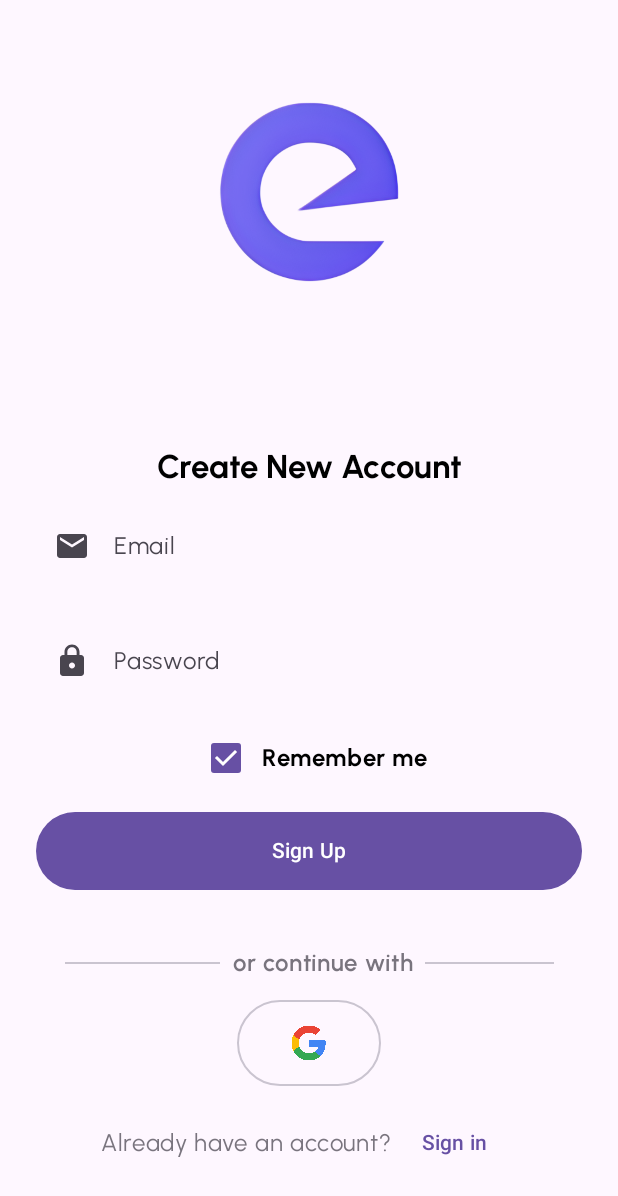
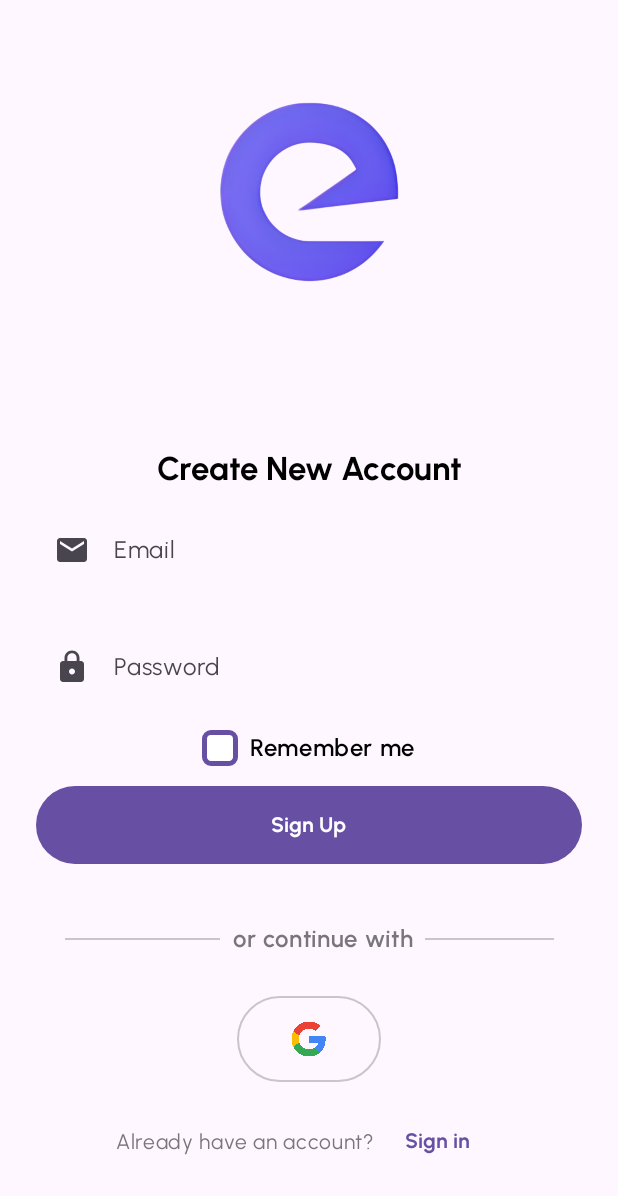
Before and after one commit to abulnes16/truckers-app, an Android app built with Jetpack Compose: the SignUpScreen screen opened through its navigation route, on a phone screen of 412 x 824 dp. Shown: the top 1196 px of the screen. Run offline under Robolectric (Android 15) with nearby library versions, the light colour scheme and no system bars; 3 statements that could not run were skipped.

Commit message:
Layout SignIn.kt and create Checkbox.kt component

```diff
--- a/app/src/main/java/com/abulnes/trucker_app/ui/components/atoms/Button.kt
+++ b/app/src/main/java/com/abulnes/trucker_app/ui/components/atoms/Button.kt
@@ -15,10 +15,12 @@ import androidx.compose.runtime.Composable
 import androidx.compose.ui.Alignment
 import androidx.compose.ui.Modifier
 import androidx.compose.ui.res.stringResource
+import androidx.compose.ui.text.font.FontWeight
 import androidx.compose.ui.tooling.preview.Preview
 import androidx.compose.ui.unit.dp
 import com.abulnes.trucker_app.R
 import com.abulnes.trucker_app.ui.theme.TruckerAppTheme
+import com.abulnes.trucker_app.ui.theme.urbanistFontFamily
 
 enum class ButtonTypes {
     PRIMARY, OUTLINE, SECONDARY, PRIMARY_TEXT
@@ -34,7 +36,9 @@ fun ButtonContent(
     if (text != null) {
         Text(
             text = stringResource(id = text),
-            modifier = contentModifier
+            modifier = contentModifier,
+            fontFamily = urbanistFontFamily,
+            fontWeight = FontWeight.Bold
         )
     }
 
--- /dev/null
+++ b/app/src/main/java/com/abulnes/trucker_app/ui/components/atoms/Checkbox.kt
@@ -0,0 +1,102 @@
+package com.abulnes.trucker_app.ui.components.atoms
+
+import androidx.annotation.StringRes
+import androidx.compose.foundation.BorderStroke
+import androidx.compose.foundation.background
+import androidx.compose.foundation.clickable
+import androidx.compose.foundation.layout.Box
+import androidx.compose.foundation.layout.Row
+import androidx.compose.foundation.layout.padding
+import androidx.compose.foundation.layout.size
+import androidx.compose.foundation.shape.RoundedCornerShape
+import androidx.compose.material.icons.Icons
+import androidx.compose.material.icons.filled.Check
+import androidx.compose.material3.Card
+import androidx.compose.material3.CardDefaults
+import androidx.compose.material3.Icon
+import androidx.compose.material3.MaterialTheme
+import androidx.compose.material3.Text
+import androidx.compose.runtime.Composable
+import androidx.compose.runtime.getValue
+import androidx.compose.runtime.mutableStateOf
+import androidx.compose.runtime.remember
+import androidx.compose.runtime.setValue
+import androidx.compose.ui.Alignment
+import androidx.compose.ui.Modifier
+import androidx.compose.ui.graphics.Color
+import androidx.compose.ui.res.stringResource
+import androidx.compose.ui.text.font.FontWeight
+import androidx.compose.ui.tooling.preview.Preview
+import androidx.compose.ui.unit.dp
+import com.abulnes.trucker_app.R
+import com.abulnes.trucker_app.ui.theme.TruckerAppTheme
+
+@Composable
+fun AppCheckbox(
+    onChecked: (Boolean) -> Unit,
+    modifier: Modifier = Modifier,
+    initialCheckedValue: Boolean? = null,
+    @StringRes text: Int? = null,
+    textFontWeight: FontWeight? = FontWeight.Normal
+) {
+    var isChecked by remember {
+        mutableStateOf(initialCheckedValue ?: false)
+    }
+
+    Row(modifier = modifier, verticalAlignment = Alignment.CenterVertically) {
+        Card(
+            modifier = Modifier
+                .background(Color.Transparent),
+            elevation = CardDefaults.cardElevation(defaultElevation = 0.dp),
+            shape = RoundedCornerShape(6.dp),
+            border = BorderStroke(width = 3.dp, color = MaterialTheme.colorScheme.primary)
+        ) {
+            Box(
+                modifier = Modifier
+                    .size(24.dp)
+                    .background(if (isChecked) MaterialTheme.colorScheme.primary else Color.White)
+                    .clickable {
+                        isChecked = !isChecked
+                        onChecked(isChecked)
+                    },
+                contentAlignment = Alignment.Center
+            ) {
+                if (isChecked) {
+                    Icon(
+                        imageVector = Icons.Default.Check,
+                        contentDescription = null,
+                        tint = Color.White,
+                        modifier = Modifier.size(15.dp)
+                    )
+                }
+            }
+
+
+        }
+        if (text != null) {
+            Text(
+                text = stringResource(id = text),
+                modifier = Modifier.padding(start = 8.dp),
+                fontWeight = textFontWeight
+            )
+        }
+
+    }
+}
+
+
+@Preview(showBackground = true)
+@Composable
+fun AppCheckboxPreview() {
+    TruckerAppTheme {
+        AppCheckbox({})
+    }
+}
+
+@Preview(showBackground = true)
+@Composable
+fun AppCheckboxTextPreview() {
+    TruckerAppTheme {
+        AppCheckbox({}, text = R.string.remember_me)
+    }
+}
--- /dev/null
+++ b/app/src/main/java/com/abulnes/trucker_app/ui/components/atoms/Logo.kt
@@ -0,0 +1,32 @@
+package com.abulnes.trucker_app.ui.components.atoms
+
+import androidx.compose.foundation.Image
+import androidx.compose.foundation.layout.Column
+import androidx.compose.foundation.layout.height
+import androidx.compose.foundation.layout.width
+import androidx.compose.runtime.Composable
+import androidx.compose.ui.Modifier
+import androidx.compose.ui.res.painterResource
+import androidx.compose.ui.tooling.preview.Preview
+import androidx.compose.ui.unit.dp
+import com.abulnes.trucker_app.R
+
+@Composable
+fun Logo(modifier: Modifier = Modifier, logoModifier: Modifier = Modifier) {
+    Column(modifier = modifier) {
+        Image(
+            painter = painterResource(id = R.drawable.logo),
+            contentDescription = null,
+            modifier = logoModifier
+                .width(200.dp)
+                .height(200.dp)
+        )
+    }
+
+}
+
+@Preview
+@Composable
+fun LogoPreview() {
+    Logo()
+}
--- a/app/src/main/java/com/abulnes/trucker_app/ui/screens/auth/SignUp.kt
+++ b/app/src/main/java/com/abulnes/trucker_app/ui/screens/auth/SignUp.kt
@@ -1,7 +1,6 @@
 package com.abulnes.trucker_app.ui.screens.auth
 
 import androidx.compose.foundation.Image
-import androidx.compose.foundation.border
 import androidx.compose.foundation.layout.Arrangement
 import androidx.compose.foundation.layout.Column
 import androidx.compose.foundation.layout.Row
@@ -10,49 +9,34 @@ import androidx.compose.foundation.layout.fillMaxWidth
 import androidx.compose.foundation.layout.height
 import androidx.compose.foundation.layout.padding
 import androidx.compose.foundation.layout.width
-import androidx.compose.foundation.shape.RoundedCornerShape
 import androidx.compose.material.icons.Icons
 import androidx.compose.material.icons.filled.Email
 import androidx.compose.material.icons.filled.Lock
-import androidx.compose.material3.Checkbox
-import androidx.compose.material3.ExperimentalMaterial3Api
 import androidx.compose.material3.Icon
 import androidx.compose.material3.MaterialTheme
-import androidx.compose.material3.ShapeDefaults
 import androidx.compose.material3.Text
-import androidx.compose.material3.TextField
-import androidx.compose.material3.TextFieldDefaults
 import androidx.compose.runtime.Composable
 import androidx.compose.ui.Alignment
 import androidx.compose.ui.Modifier
-import androidx.compose.ui.draw.clip
-import androidx.compose.ui.graphics.Color
 import androidx.compose.ui.res.painterResource
 import androidx.compose.ui.res.stringResource
 import androidx.compose.ui.text.font.FontWeight
 import androidx.compose.ui.tooling.preview.Preview
 import androidx.compose.ui.unit.dp
 import com.abulnes.trucker_app.R
+import com.abulnes.trucker_app.ui.components.atoms.AppCheckbox
 import com.abulnes.trucker_app.ui.components.atoms.ButtonTypes
 import com.abulnes.trucker_app.ui.components.atoms.Input
+import com.abulnes.trucker_app.ui.components.atoms.Logo
 import com.abulnes.trucker_app.ui.components.atoms.MainButton
 import com.abulnes.trucker_app.ui.components.atoms.Screen
 import com.abulnes.trucker_app.ui.components.molecules.SpacerText
 import com.abulnes.trucker_app.ui.theme.TruckerAppTheme
-import com.abulnes.trucker_app.ui.theme.input_background_color
 
 @Composable
 fun SignUpScreen(modifier: Modifier = Modifier) {
     Screen(modifier = modifier, arrangement = Arrangement.SpaceAround) {
-        Column {
-            Image(
-                painter = painterResource(id = R.drawable.logo),
-                contentDescription = null,
-                modifier = Modifier
-                    .width(200.dp)
-                    .height(200.dp)
-            )
-        }
+        Logo()
         Column(
             horizontalAlignment = Alignment.CenterHorizontally,
             verticalArrangement = Arrangement.SpaceEvenly,
@@ -84,18 +68,18 @@ fun SignUpScreen(modifier: Modifier = Modifier) {
                 }
             )
 
-            Row(verticalAlignment = Alignment.CenterVertically) {
-                Checkbox(
-                    checked = true,
-                    onCheckedChange = {},
-                )
-                Text(text = stringResource(id = R.string.remember_me), fontWeight = FontWeight.Bold)
-            }
+
+            AppCheckbox(
+                onChecked = {},
+                text = R.string.remember_me,
+                textFontWeight = FontWeight.SemiBold
+            )
+
             MainButton(text = R.string.sign_up, onClick = {})
             SpacerText(
                 text = R.string.or_continue_with,
                 fraction = 0.25f,
-                modifier = Modifier.padding(top = 24.dp)
+                modifier = Modifier.padding(top = 24.dp, bottom = 12.dp)
             )
             Row(verticalAlignment = Alignment.CenterVertically) {
                 MainButton(
@@ -118,13 +102,12 @@ fun SignUpScreen(modifier: Modifier = Modifier) {
             Row(verticalAlignment = Alignment.CenterVertically) {
                 Text(
                     text = stringResource(id = R.string.already_have_account),
-                    color = MaterialTheme.colorScheme.outline
+                    color = MaterialTheme.colorScheme.outline,
+                    style = MaterialTheme.typography.bodyMedium
                 )
                 MainButton(text = R.string.sign_in, type = ButtonTypes.PRIMARY_TEXT, onClick = {})
             }
         }
-
-
     }
 }
 
--- a/app/src/main/java/com/abulnes/trucker_app/ui/screens/auth/Welcome.kt
+++ b/app/src/main/java/com/abulnes/trucker_app/ui/screens/auth/Welcome.kt
@@ -5,11 +5,9 @@ import androidx.compose.foundation.layout.Arrangement
 import androidx.compose.foundation.layout.Column
 import androidx.compose.foundation.layout.Row
 import androidx.compose.foundation.layout.fillMaxHeight
-import androidx.compose.foundation.layout.fillMaxWidth
 import androidx.compose.foundation.layout.height
 import androidx.compose.foundation.layout.padding
 import androidx.compose.foundation.layout.width
-import androidx.compose.material3.Divider
 import androidx.compose.material3.MaterialTheme
 import androidx.compose.material3.Text
 import androidx.compose.runtime.Composable
@@ -17,7 +15,7 @@ import androidx.compose.ui.Alignment
 import androidx.compose.ui.Modifier
 import androidx.compose.ui.res.painterResource
 import androidx.compose.ui.res.stringResource
-import androidx.compose.ui.text.style.TextAlign
+import androidx.compose.ui.text.font.FontWeight
 import androidx.compose.ui.tooling.preview.Preview
 import androidx.compose.ui.unit.dp
 import com.abulnes.trucker_app.R
@@ -26,6 +24,7 @@ import com.abulnes.trucker_app.ui.components.atoms.MainButton
 import com.abulnes.trucker_app.ui.components.atoms.Screen
 import com.abulnes.trucker_app.ui.components.molecules.SpacerText
 import com.abulnes.trucker_app.ui.theme.TruckerAppTheme
+import com.abulnes.trucker_app.ui.theme.urbanistFontFamily
 
 @Composable
 fun WelcomeScreen(modifier: Modifier = Modifier) {
@@ -65,7 +64,9 @@ fun WelcomeScreen(modifier: Modifier = Modifier) {
                         .height(20.dp)
                 )
                 Text(
-                    text = stringResource(id = R.string.continue_with_google)
+                    text = stringResource(id = R.string.continue_with_google),
+                    fontFamily = urbanistFontFamily,
+                    fontWeight = FontWeight.Bold,
                 )
 
             }
--- a/app/src/main/res/values/strings.xml
+++ b/app/src/main/res/values/strings.xml
@@ -16,7 +16,6 @@
     <string name="sign_up">Sign Up</string>
 
     <!-- Sign Up Screen -->
-
     <string name="create_new_account">Create New Account</string>
     <string name="email">Email</string>
     <string name="password">Password</string>
@@ -24,5 +23,9 @@
     <string name="or_continue_with">or continue with</string>
     <string name="already_have_account">Already have an account?</string>
     <string name="sign_in">Sign in</string>
+
+    <!--Sign In Screen -->
+    <string name="login_to_your_account">Login to Your Account</string>
+    <string name="forgot_password">Forgot the password?</string>
     <!-- ########################################################-->
 </resources>
```
Also changed, not shown: app/src/main/java/com/abulnes/trucker_app/ui/screens/auth/SignIn.kt (+111 -1 lines).
